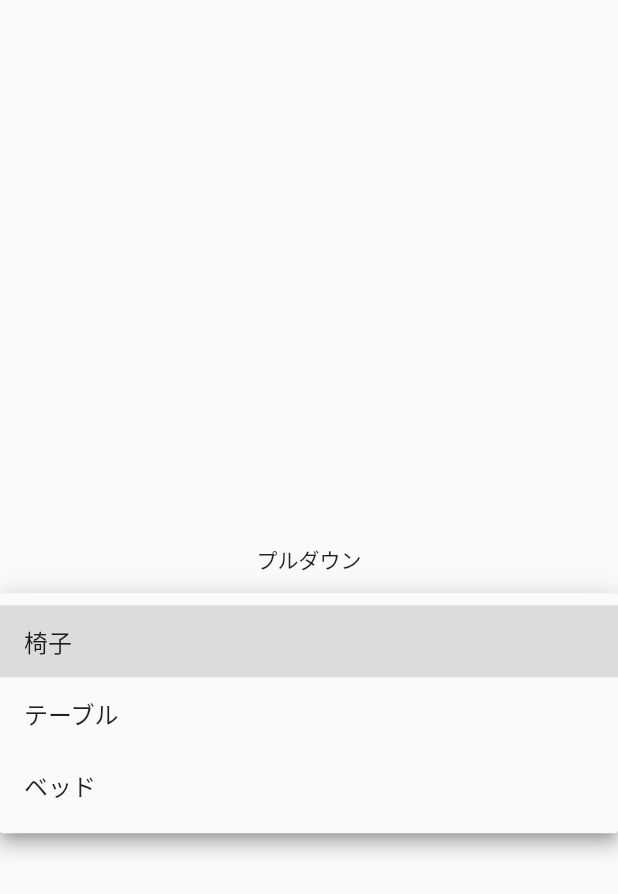
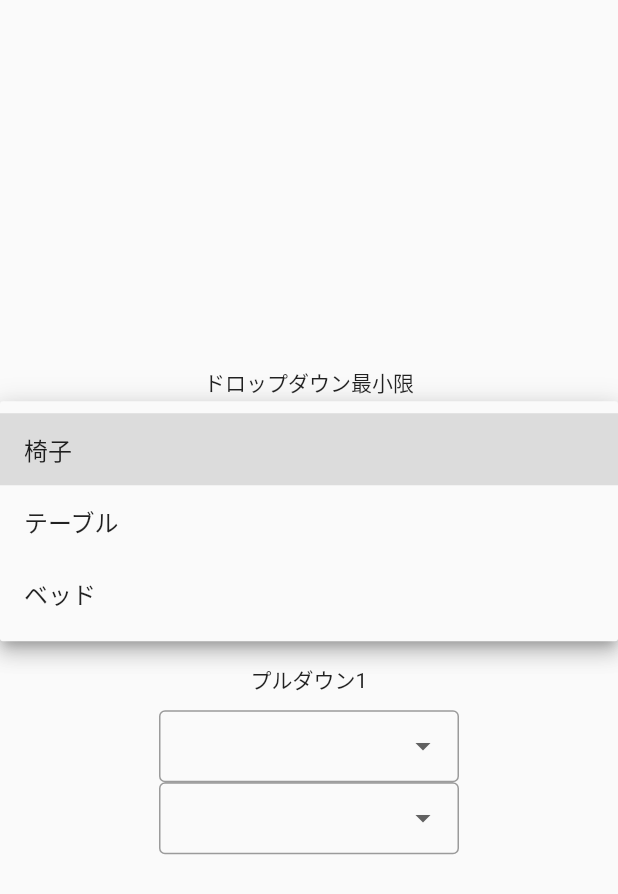
Before and after one commit to beeeyan/flutter_app_sample, a Flutter app: the DropdownPage screen opened directly, after a tap on the "arrow drop down" icon, on a phone screen of 412 x 824 dp. Shown: the top 894 px of the screen. Run offline on Flutter 3.47's test engine with Material 2 defaults, Android fonts, the light colour scheme and no system bars; our stand-ins replace connectivity_plus, dio, flutter_hooks, freezed_annotation, gap, google_mobile_ads and 2 more; network calls fail.

Commit message:
CustomDropdownButtonFormFieldの検討

```diff
--- /dev/null
+++ b/lib/common_widget/custom_dropdown_button_form_field.dart
@@ -0,0 +1,40 @@
+import 'package:flutter/material.dart';
+import 'package:flutter_app_sample/util/dropdown_item.dart';
+
+class CustomDropdownButtonFormField extends StatelessWidget {
+  const CustomDropdownButtonFormField({
+    super.key,
+    required this.itemList,
+    required this.onChanged,
+    this.decoration,
+  });
+
+  final List<DropdownItem> itemList;
+  final void Function(DropdownItem? value) onChanged;
+  final InputDecoration? decoration;
+
+  @override
+  Widget build(BuildContext context) {
+    return SizedBox(
+      width: 200,
+      child: DropdownButtonFormField(
+        decoration: const InputDecoration(
+          // デフォルトだと縦の余白が大きく感じる
+          contentPadding: EdgeInsets.symmetric(horizontal: 10),
+          border: OutlineInputBorder(),
+        ),
+        items: itemList
+            .map(
+              (item) => DropdownMenuItem(
+                value: item,
+                child: Text(
+                  item.dropDownLabel,
+                ),
+              ),
+            )
+            .toList(),
+        onChanged: onChanged,
+      ),
+    );
+  }
+}
--- a/lib/feature/drop_down/models/item.dart
+++ b/lib/feature/drop_down/models/item.dart
@@ -4,7 +4,8 @@ part 'item.freezed.dart';
 part 'item.g.dart';
 
 @freezed
-class Item with _$Item {
+class Item with _$Item implements A{
+
   const factory Item({
     /// id
     required int id,
@@ -19,4 +20,14 @@ class Item with _$Item {
   }) = _Item;
 
   factory Item.fromJson(Map<String, dynamic> json) => _$ItemFromJson(json);
+
+  const Item._();
+
+  @override
+  String get dropDownLabel => name;
+
 }
+
+ abstract class A {
+   String get dropDownLabel;
+ }
--- a/lib/feature/drop_down/presentation/drop_down_page.dart
+++ b/lib/feature/drop_down/presentation/drop_down_page.dart
@@ -1,6 +1,9 @@
 import 'package:flutter/material.dart';
+import 'package:flutter_app_sample/common_widget/custom_dropdown_button_form_field.dart';
 import 'package:flutter_app_sample/feature/drop_down/models/item.dart';
 import 'package:gap/gap.dart';
+
+import '../../../util/dropdown_item.dart';
 
 class DropdownPage extends StatelessWidget {
   const DropdownPage({super.key});
@@ -8,15 +11,21 @@ class DropdownPage extends StatelessWidget {
   @override
   Widget build(BuildContext context) {
     final itemList = items.map(Item.fromJson).toList();
+    final itemList2 = items.map(
+      (itemMap) {
+        final item = Item.fromJson(itemMap);
+        return DropdownItem(item, item.name);
+      },
+    ).toList();
     return Scaffold(
       body: Center(
         child: Column(
           mainAxisAlignment: MainAxisAlignment.center,
           children: <Widget>[
             const Text(
-              'プルダウン',
+              'ドロップダウン最小限',
             ),
-            const Gap(20),
+            const Gap(10),
             DropdownButtonFormField(
               items: itemList
                   .map(
@@ -29,6 +38,55 @@ class DropdownPage extends StatelessWidget {
                   )
                   .toList(),
               onChanged: (value) => print(value),
+            ),
+            const Gap(20),
+            const Text(
+              'テキストフォーム',
+            ),
+            const Gap(10),
+            SizedBox(
+              width: 200,
+              child: TextFormField(
+                decoration: const InputDecoration(
+                  contentPadding: EdgeInsets.symmetric(horizontal: 10),
+                  border: OutlineInputBorder(),
+                ),
+              ),
+            ),
+            const Gap(20),
+            const Text(
+              'プルダウン1',
+            ),
+            const Gap(10),
+            SizedBox(
+              width: 200,
+              child: DropdownButtonFormField(
+                decoration: const InputDecoration(
+                  // デフォルトだと縦の余白が大きく感じる
+                  contentPadding: EdgeInsets.symmetric(horizontal: 10),
+                  border: OutlineInputBorder(),
+                ),
+                items: itemList
+                    .map(
+                      (item) => DropdownMenuItem(
+                        value: item,
+                        child: Text(
+                          item.name,
+                        ),
+                      ),
+                    )
+                    .toList(),
+                onChanged: (value) => print(value),
+              ),
+            ),
+            CustomDropdownButtonFormField(
+              itemList: itemList2,
+              onChanged: (value) {
+                if (value != null) {
+                  final a = value.item as Item;
+                  print(a.description);
+                }
+              },
             ),
             const Gap(10),
           ],
--- /dev/null
+++ b/lib/util/dropdown_item.dart
@@ -0,0 +1,5 @@
+class DropdownItem {
+  DropdownItem(this.item, this.dropDownLabel);
+  final Object item;
+  final String dropDownLabel;
+}
```
Also changed, not shown: lib/feature/drop_down/models/item.freezed.dart.
